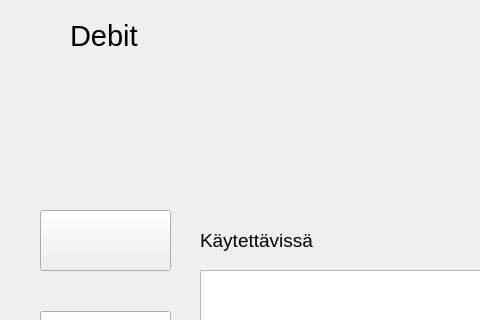
Before: the Qt Designer form frontend/tilitapahtumatwindow.ui in Jani-OAMK/ATM-group-project, drawn with Qt 5; both pictures show x 0 to 480 and y 0 to 320 of the 816 by 629 pixel window.
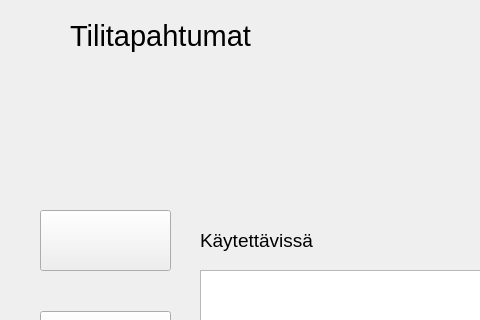
After: the same form once the commit is applied.

Commit message: Lisätty tilitapahtumat-windowiin credit-puolen toiminnot

Diff of the .ui file:
```diff
--- a/frontend/tilitapahtumatwindow.ui
+++ b/frontend/tilitapahtumatwindow.ui
@@ -70,7 +70,7 @@
     <rect>
      <x>70</x>
      <y>10</y>
-     <width>101</width>
+     <width>221</width>
      <height>51</height>
     </rect>
    </property>
@@ -80,7 +80,7 @@
     </font>
    </property>
    <property name="text">
-    <string>Debit</string>
+    <string>Tilitapahtumat</string>
    </property>
   </widget>
   <widget class="QPushButton" name="btnTilitapahtumat">
```
Left out of the diff: 4 changed lines with no effect on the pictures. The commit also changes 7 other files.
